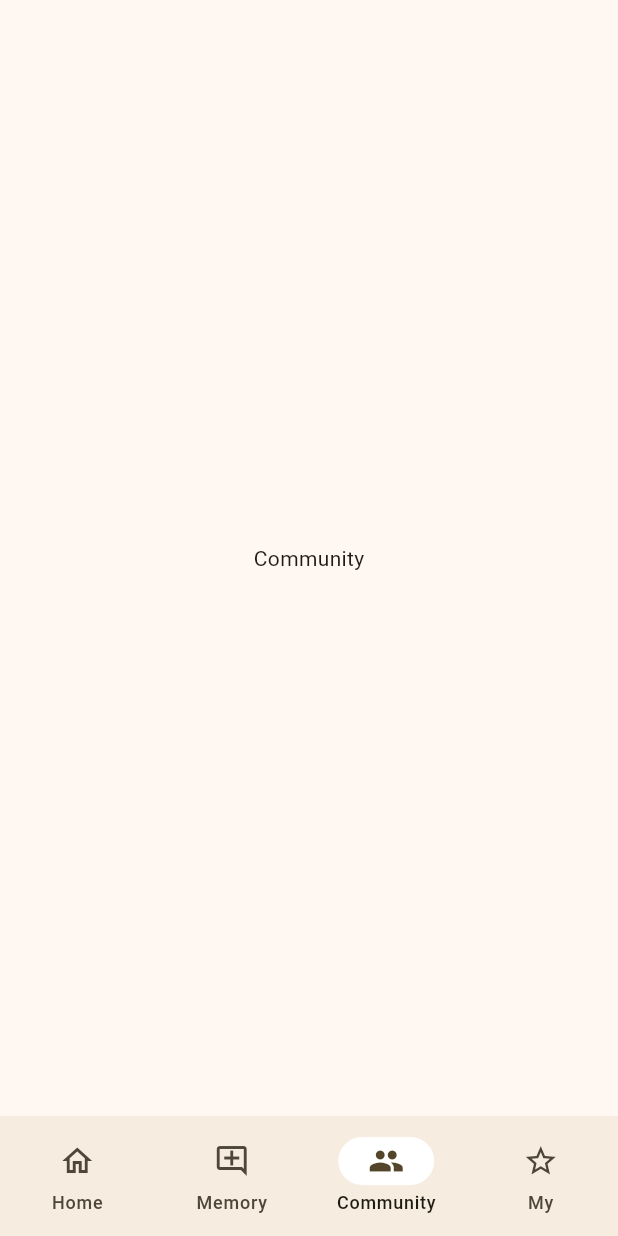
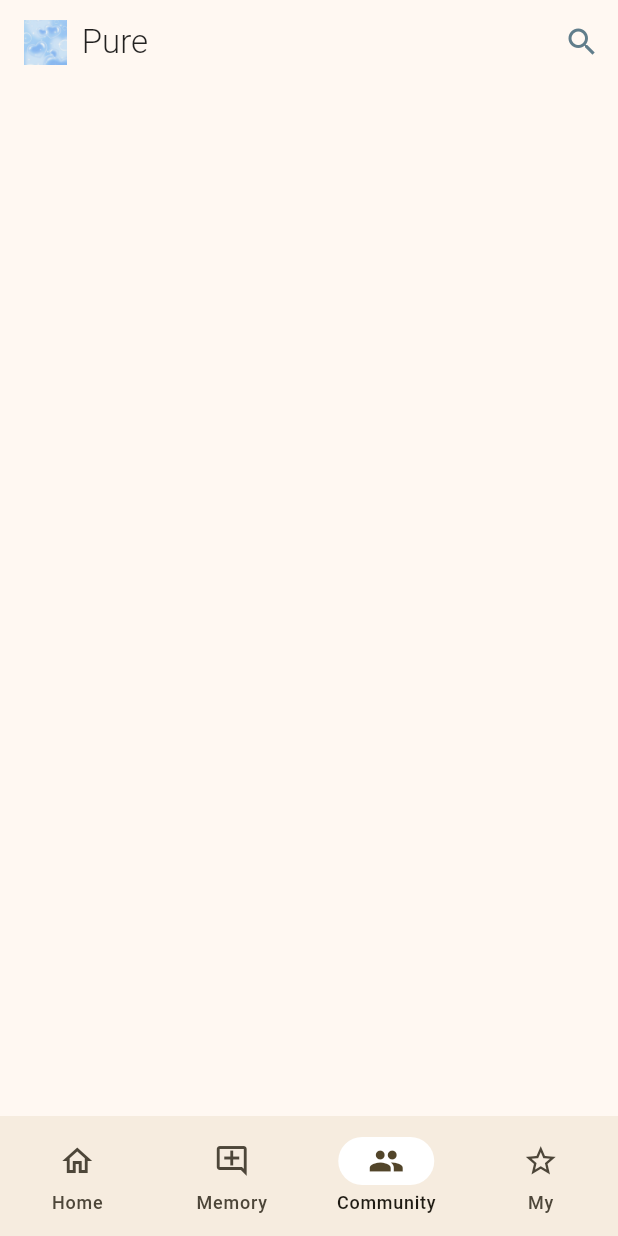
Before and after one commit to mimo626/pureApp, a Flutter app: the screen it shows after launch, item 3 of the bottom bar chosen, on a phone screen of 412 x 824 dp. Run offline on Flutter 3.47's test engine with Material 3 defaults, Android fonts, the light colour scheme and no system bars; our stand-ins replace carousel_slider, smooth_page_indicator.

Commit message:
[Feature] Community 화면 & AppBar 생성

```diff
--- /dev/null
+++ b/lib/screen/community_screen.dart
@@ -0,0 +1,21 @@
+import 'package:flutter/material.dart';
+import 'package:flutter03_mingflix/widget/community_top_app_bar.dart';
+
+class CommunityScreen extends StatefulWidget {
+  const CommunityScreen({super.key});
+
+  @override
+  State<CommunityScreen> createState() => _CommunityScreenState();
+}
+
+class _CommunityScreenState extends State<CommunityScreen> {
+  @override
+  Widget build(BuildContext context) {
+    return Scaffold(
+      appBar: CommunityTopAppBar(),
+      body: Container(
+
+      ),
+    );
+  }
+}
--- a/lib/screen/main_screen.dart
+++ b/lib/screen/main_screen.dart
@@ -1,5 +1,6 @@
 import 'package:flutter/material.dart';
 import 'package:flutter03_mingflix/provider/navigation_index_provider.dart';
+import 'package:flutter03_mingflix/screen/community_screen.dart';
 import 'package:flutter03_mingflix/screen/home_screen.dart';
 import 'package:provider/provider.dart';
 
@@ -28,7 +29,7 @@ class _MainScreenState extends State<MainScreen> {
       child: [
       HomeScreen(),
       Center(child: Text("Memory")),
-      Center(child: Text("Community")),
+      CommunityScreen(),
       Center(child: Text("My"))
       ][currentIndex]
     );
--- /dev/null
+++ b/lib/widget/community_top_app_bar.dart
@@ -0,0 +1,38 @@
+import 'package:flutter/material.dart';
+
+class CommunityTopAppBar extends StatefulWidget implements PreferredSizeWidget {
+  const CommunityTopAppBar({super.key});
+
+  @override
+  State<CommunityTopAppBar> createState() => _CommunityTopAppBarState();
+
+  @override
+  // TODO: implement preferredSize
+  Size get preferredSize => Size.fromHeight(kToolbarHeight);
+}
+
+class _CommunityTopAppBarState extends State<CommunityTopAppBar> {
+  @override
+  Widget build(BuildContext context) {
+    return AppBar(
+      title: Row(
+        children: [
+          Image.asset(
+            'lib/assets/images/pure.PNG',
+            fit: BoxFit.contain,
+            height: 30,
+          ),
+          Padding(padding: EdgeInsets.only(right: 10)),
+          Text('Pure', style:
+          TextStyle(fontWeight: FontWeight.w300, color: Colors.black87))
+        ],
+      ),
+      actions: [
+        IconButton(
+            onPressed: () {},
+            icon: Icon(Icons.search_outlined,
+            color: Colors.blueGrey,)),
+      ],
+    );
+  }
+}
```
